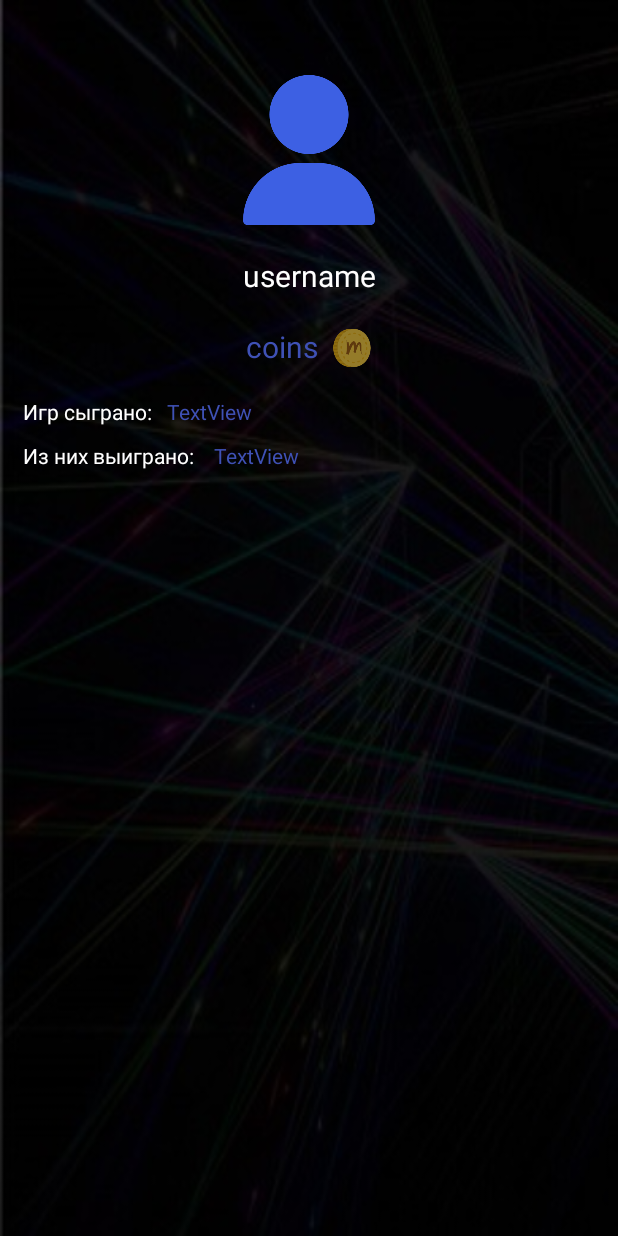
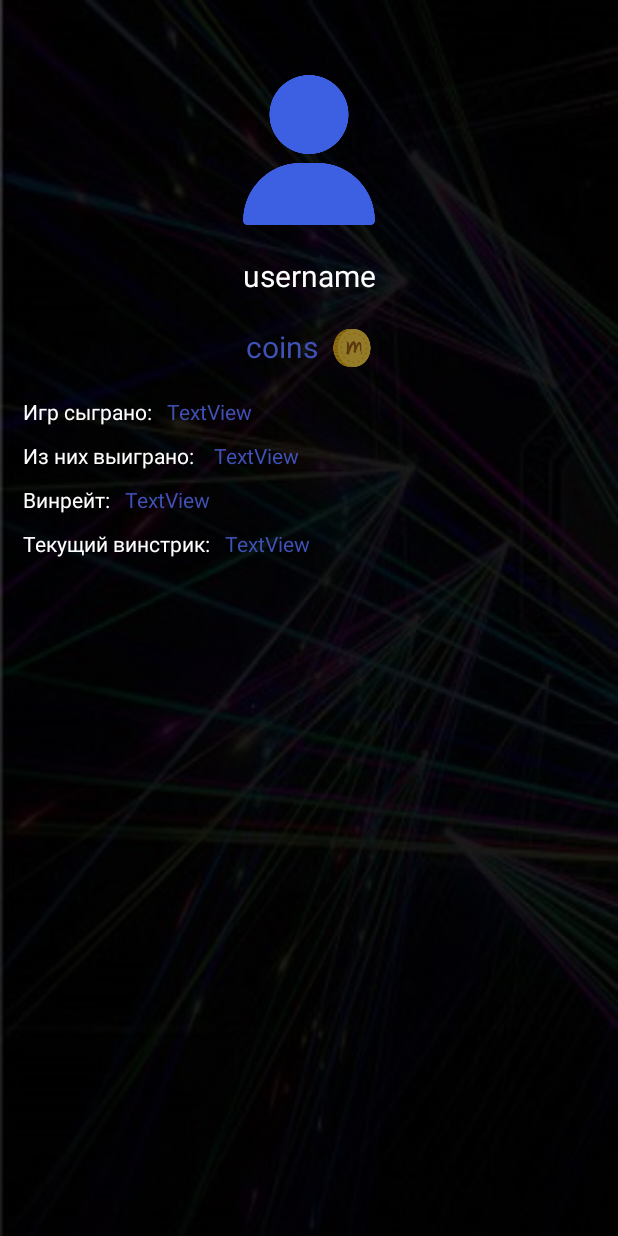
Before and after one commit to MrSwimmer/Mems-Fun, an Android app: the layout profile.xml on its own in the app's theme, with its tools: preview values and no code run, on a phone screen of 412 x 824 dp. Run offline under Robolectric (Android 15) with nearby library versions, the phone set to English and light mode, and no system bars.

Commit message:
правила, винстрик, винрейт, о версии

```diff
--- a/app/src/main/java/com/membattle/Settings.java
+++ b/app/src/main/java/com/membattle/Settings.java
@@ -21,6 +21,7 @@ public class Settings extends Fragment{
     TextView Out, Mark, Clear;
     private SharedPreferences mSettings;
     public static final String APP_PREFERENCES = "mysettings";
+
     @Override
     public View onCreateView(LayoutInflater inflater, ViewGroup container,
                              Bundle savedInstanceState) {
@@ -41,6 +42,8 @@ public class Settings extends Fragment{
                                 SharedPreferences.Editor editor = mSettings.edit();
                                 editor.putString("login", "no");
                                 editor.putInt("coins", 0);
+                                editor.putInt("countwins", 0);
+                                editor.putInt("countgames", 0);
                                 editor.apply();
                                 dialog.cancel();
                                 Intent i = new Intent(getActivity(),AuthActivity.class);
--- a/app/src/main/res/layout/profile.xml
+++ b/app/src/main/res/layout/profile.xml
@@ -105,6 +105,48 @@
                 android:textColor="@color/colorPrimary"/>
         </LinearLayout>
 
+        <LinearLayout
+            android:layout_width="wrap_content"
+            android:layout_height="wrap_content"
+            android:layout_marginTop="10dp"
+            android:orientation="horizontal">
+
+            <TextView
+                android:layout_width="wrap_content"
+                android:layout_height="wrap_content"
+                android:text="Винрейт:"
+                android:textColor="@android:color/white"/>
+
+            <TextView
+                android:id="@+id/profwinrate"
+                android:layout_width="wrap_content"
+                android:layout_height="wrap_content"
+                android:layout_marginLeft="10dp"
+                android:text="TextView"
+                android:textColor="@color/colorPrimary"/>
+        </LinearLayout>
+
+        <LinearLayout
+            android:layout_width="wrap_content"
+            android:layout_height="wrap_content"
+            android:layout_marginTop="10dp"
+            android:orientation="horizontal">
+
+            <TextView
+                android:layout_width="wrap_content"
+                android:layout_height="wrap_content"
+                android:text="Текущий винстрик:"
+                android:textColor="@android:color/white"/>
+
+            <TextView
+                android:id="@+id/profwinstr"
+                android:layout_width="wrap_content"
+                android:layout_height="wrap_content"
+                android:layout_marginLeft="10dp"
+                android:text="TextView"
+                android:textColor="@color/colorPrimary"/>
+        </LinearLayout>
+
     </LinearLayout>
 
 </LinearLayout>
--- a/app/src/main/res/menu/activity_navigation_drawer.xml
+++ b/app/src/main/res/menu/activity_navigation_drawer.xml
@@ -14,6 +14,10 @@
             android:id="@+id/shop"
             android:icon="@drawable/ic_shopping_cart_black_24dp"
             android:title="Магазин"/>
+        <item
+            android:id="@+id/rules"
+            android:icon="@drawable/ic_assignment_black_24dp"
+            android:title="Правила"/>
     </group>
 
     <item android:title="Дополнительно">
```
Also changed, not shown: app/src/main/java/com/membattle/NavigationActivity.java (+11 -0 lines), app/src/main/java/com/membattle/Play.java (+53 -29 lines), app/src/main/java/com/membattle/Profile.java (+11 -1 lines), app/src/main/java/com/membattle/Rules.java (added, +11 -0 lines), app/src/main/java/com/membattle/ShopSkins.java (+8 -0 lines), app/src/main/res/drawable/ic_assignment_black_24dp.xml (added, +9 -0 lines), app/src/main/res/layout/rules.xml (added, +45 -0 lines), app/src/main/res/layout/settings.xml (+9 -0 lines), app/src/main/res/layout/shop_activity.xml (+6 -6 lines), app/src/main/res/values/strings.xml (+9 -0 lines).
